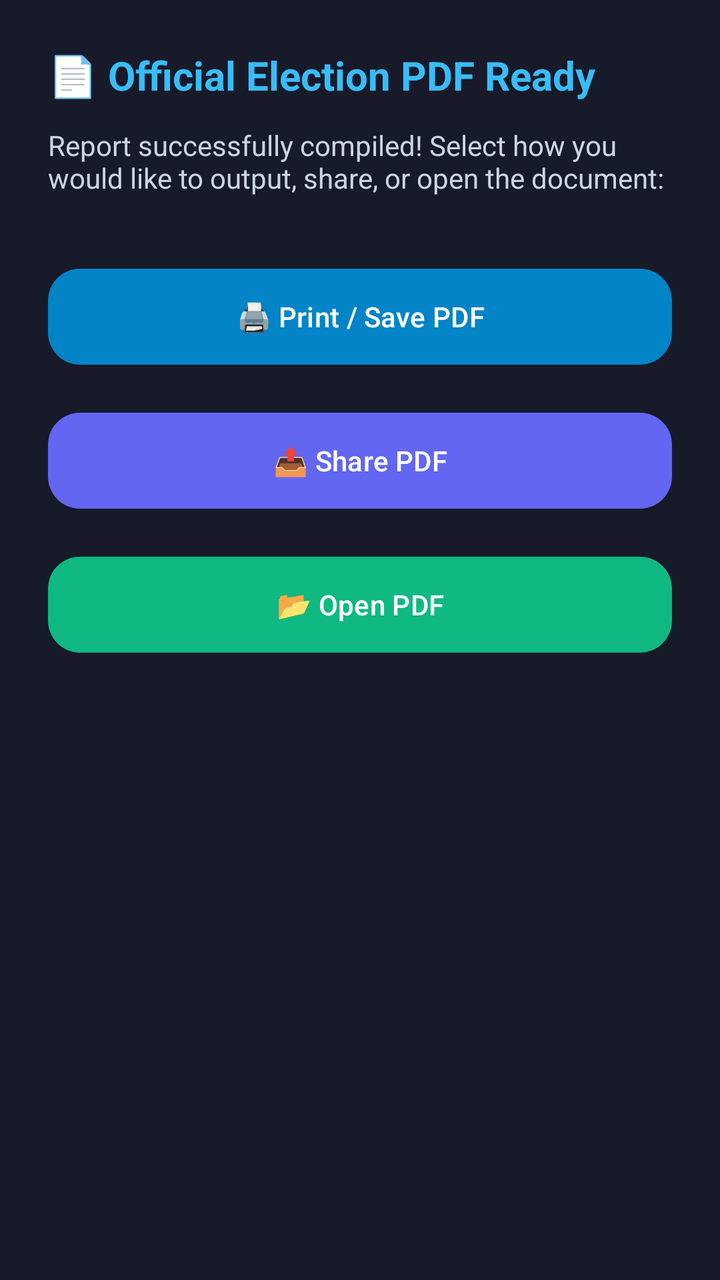
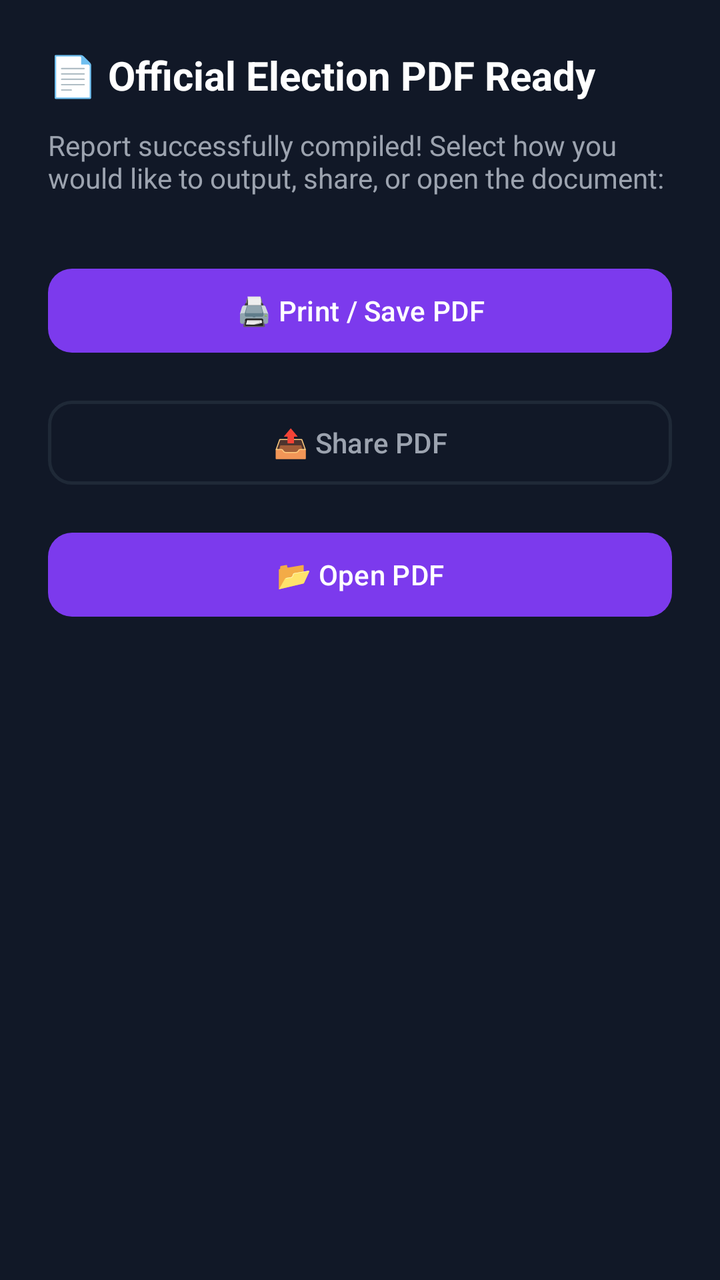

An Android layout rendered at two revisions. The XML below is the earlier revision; the diff shows what the commit changed to produce the second picture.
<!-- AndroidManifest.xml: application theme Theme.CRConnect -->
<!-- res/layout/dialog_pdf_ready.xml -->
<?xml version="1.0" encoding="utf-8"?>
<LinearLayout xmlns:android="http://schemas.android.com/apk/res/android"
    xmlns:app="http://schemas.android.com/apk/res-auto"
    android:layout_width="match_parent"
    android:layout_height="wrap_content"
    android:orientation="vertical"
    android:background="#171A29"
    android:padding="24dp">

    <TextView
        android:id="@+id/tvPdfTitle"
        android:layout_width="match_parent"
        android:layout_height="wrap_content"
        android:text="📄 Official Election PDF Ready"
        android:textSize="20sp"
        android:textStyle="bold"
        android:textColor="#38BDF8" />

    <TextView
        android:id="@+id/tvPdfMsg"
        android:layout_width="match_parent"
        android:layout_height="wrap_content"
        android:text="Report successfully compiled! Select how you would like to output, share, or open the document:"
        android:textSize="14sp"
        android:textColor="#CBD5E1"
        android:paddingTop="12dp"
        android:paddingBottom="24dp" />

    <com.google.android.material.button.MaterialButton
        android:id="@+id/btnPrintPdf"
        android:layout_width="match_parent"
        android:layout_height="wrap_content"
        android:minHeight="56dp"
        android:layout_marginTop="8dp"
        android:text="🖨️ Print / Save PDF"
        android:textColor="#FFFFFF"
        android:textSize="14sp"
        app:backgroundTint="#0284C7"
        app:cornerRadius="16dp" />

    <com.google.android.material.button.MaterialButton
        android:id="@+id/btnSharePdf"
        android:layout_width="match_parent"
        android:layout_height="wrap_content"
        android:minHeight="56dp"
        android:layout_marginTop="16dp"
        android:text="📤 Share PDF"
        android:textColor="#FFFFFF"
        android:textSize="14sp"
        app:backgroundTint="#6366F1"
        app:cornerRadius="16dp" />

    <com.google.android.material.button.MaterialButton
        android:id="@+id/btnOpenPdf"
        android:layout_width="match_parent"
        android:layout_height="wrap_content"
        android:minHeight="56dp"
        android:layout_marginTop="16dp"
        android:text="📂 Open PDF"
        android:textColor="#FFFFFF"
        android:textSize="14sp"
        app:backgroundTint="#10B981"
        app:cornerRadius="16dp" />

</LinearLayout>
<!-- resources referenced by this layout -->
<resources>
  <style name="Theme.CRConnect" parent="Base.Theme.CRConnect" />
  <style name="Base.Theme.CRConnect" parent="Theme.Material3.DayNight.NoActionBar">
          <item name="colorPrimary">@color/primary</item>
          <item name="colorSecondary">@color/secondary</item>
          <item name="android:windowBackground">@color/background</item>
          <item name="colorSurface">@color/surface</item>
          <item name="colorOnSurface">@color/text_primary</item>
          <item name="colorOnSurfaceVariant">@color/text_secondary</item>
          <item name="colorError">@color/error</item>
          <item name="android:windowActivityTransitions">true</item>
      </style>
  <color name="primary">#6366F1</color>
  <color name="secondary">#06B6D4</color>
  <color name="background">#0F172A</color>
  <color name="surface">#1E293B</color>
  <color name="text_primary">#F8FAFC</color>
  <color name="text_secondary">#94A3B8</color>
  <color name="error">#EF4444</color>
</resources>

<!-- the commit's change to res/layout/dialog_pdf_ready.xml (unified diff, before → after) -->
@@ -4,7 +4,7 @@
     android:layout_width="match_parent"
     android:layout_height="wrap_content"
     android:orientation="vertical"
-    android:background="#171A29"
+    android:background="@color/surface"
     android:padding="24dp">
 
     <TextView
@@ -14,7 +14,7 @@
         android:text="📄 Official Election PDF Ready"
         android:textSize="20sp"
         android:textStyle="bold"
-        android:textColor="#38BDF8" />
+        android:textColor="#FFFFFF" />
 
     <TextView
         android:id="@+id/tvPdfMsg"
@@ -22,7 +22,7 @@
         android:layout_height="wrap_content"
         android:text="Report successfully compiled! Select how you would like to output, share, or open the document:"
         android:textSize="14sp"
-        android:textColor="#CBD5E1"
+        android:textColor="#9CA3AF"
         android:paddingTop="12dp"
         android:paddingBottom="24dp" />
 
@@ -30,36 +30,39 @@
         android:id="@+id/btnPrintPdf"
         android:layout_width="match_parent"
         android:layout_height="wrap_content"
-        android:minHeight="56dp"
+        android:minHeight="50dp"
         android:layout_marginTop="8dp"
         android:text="🖨️ Print / Save PDF"
         android:textColor="#FFFFFF"
         android:textSize="14sp"
-        app:backgroundTint="#0284C7"
-        app:cornerRadius="16dp" />
+        app:backgroundTint="@color/primary"
+        app:cornerRadius="12dp" />
 
     <com.google.android.material.button.MaterialButton
         android:id="@+id/btnSharePdf"
+        style="@style/Widget.Material3.Button.OutlinedButton"
         android:layout_width="match_parent"
         android:layout_height="wrap_content"
-        android:minHeight="56dp"
+        android:minHeight="50dp"
         android:layout_marginTop="16dp"
         android:text="📤 Share PDF"
-        android:textColor="#FFFFFF"
+        android:textColor="#9CA3AF"
         android:textSize="14sp"
-        app:backgroundTint="#6366F1"
-        app:cornerRadius="16dp" />
+        app:strokeColor="@color/card_stroke"
+        app:strokeWidth="1.5dp"
+        app:backgroundTint="@android:color/transparent"
+        app:cornerRadius="12dp" />
 
     <com.google.android.material.button.MaterialButton
         android:id="@+id/btnOpenPdf"
         android:layout_width="match_parent"
         android:layout_height="wrap_content"
-        android:minHeight="56dp"
+        android:minHeight="50dp"
         android:layout_marginTop="16dp"
         android:text="📂 Open PDF"
         android:textColor="#FFFFFF"
         android:textSize="14sp"
-        app:backgroundTint="#10B981"
-        app:cornerRadius="16dp" />
+        app:backgroundTint="@color/primary"
+        app:cornerRadius="12dp" />
 
 </LinearLayout>
<!-- resource entries referenced after the edit -->
@@ -1,5 +1,6 @@
 <!-- resources referenced by this layout -->
 <resources>
+  <color name="card_stroke">#1F2937</color>
   <style name="Theme.CRConnect" parent="Base.Theme.CRConnect" />
   <style name="Base.Theme.CRConnect" parent="Theme.Material3.DayNight.NoActionBar">
           <item name="colorPrimary">@color/primary</item>
@@ -10,13 +11,17 @@
           <item name="colorOnSurfaceVariant">@color/text_secondary</item>
           <item name="colorError">@color/error</item>
           <item name="android:windowActivityTransitions">true</item>
+          <item name="android:navigationBarColor">@android:color/transparent</item>
+          <item name="android:statusBarColor">@android:color/transparent</item>
+          <item name="android:windowLightStatusBar" tools:targetApi="m">false</item>
+          <item name="android:windowLightNavigationBar" tools:targetApi="o_mr1">false</item>
       </style>
-  <color name="primary">#6366F1</color>
-  <color name="secondary">#06B6D4</color>
-  <color name="background">#0F172A</color>
-  <color name="surface">#1E293B</color>
-  <color name="text_primary">#F8FAFC</color>
-  <color name="text_secondary">#94A3B8</color>
-  <color name="error">#EF4444</color>
+  <color name="primary">#7C3AED</color>
+  <color name="secondary">#A78BFA</color>
+  <color name="background">#0B0F19</color>
+  <color name="surface">#111827</color>
+  <color name="text_primary">#FFFFFF</color>
+  <color name="text_secondary">#9CA3AF</color>
+  <color name="error">#7F1D1D</color>
 </resources>
 
